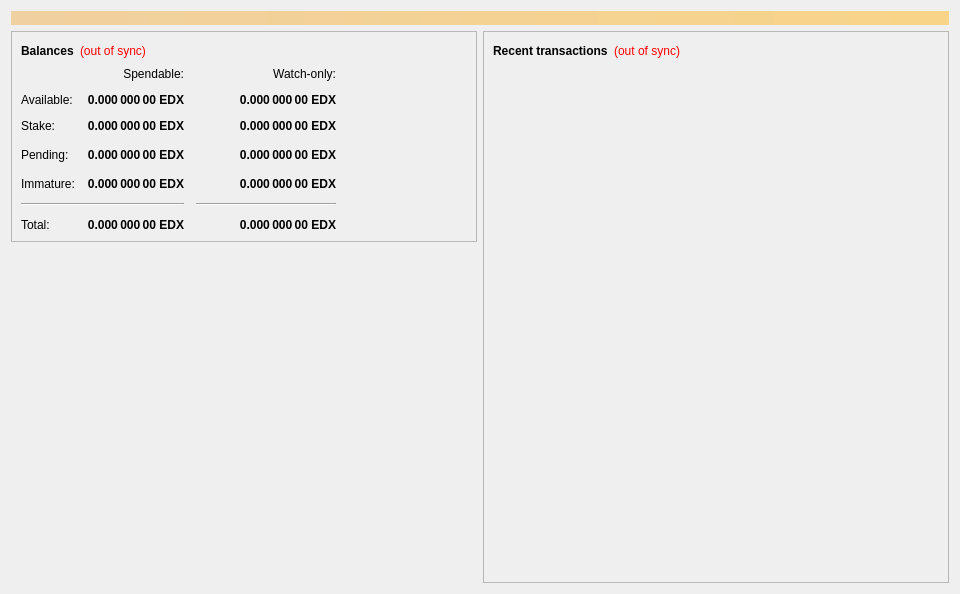
This is src/qt/forms/overviewpage.ui in SaltineChips/Aequitas_Network as Qt 5 draws it before an edit. The edited form follows.
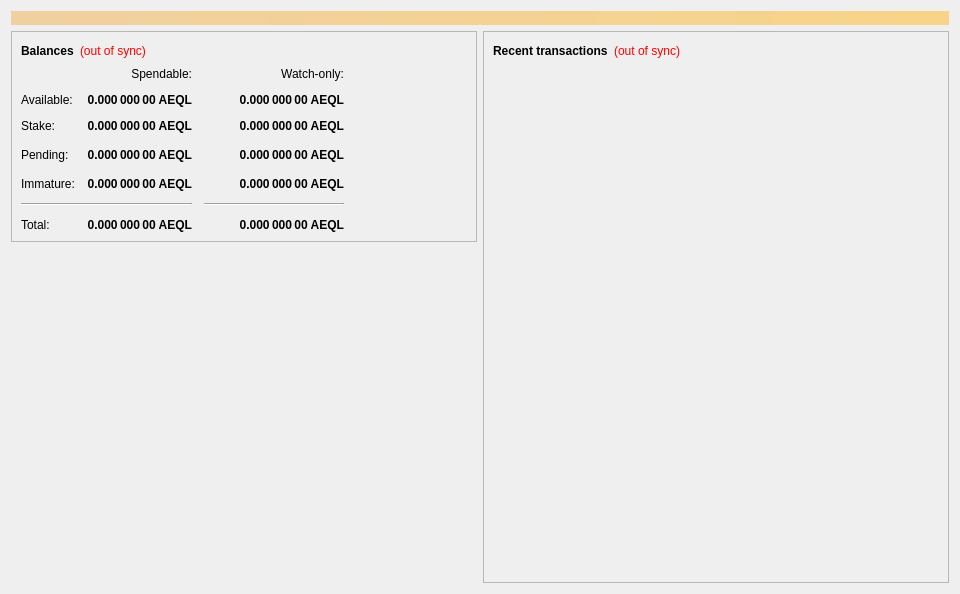
This is the edited form.

```diff
--- a/src/qt/forms/overviewpage.ui
+++ b/src/qt/forms/overviewpage.ui
@@ -121,7 +121,7 @@
                <string>Unconfirmed transactions to watch-only addresses</string>
               </property>
               <property name="text">
-               <string notr="true">0.000 000 00 EDX</string>
+               <string notr="true">0.000 000 00 AEQL</string>
               </property>
               <property name="alignment">
                <set>Qt::AlignRight|Qt::AlignTrailing|Qt::AlignVCenter</set>
@@ -146,7 +146,7 @@
                <string>Total of transactions that have yet to be confirmed, and do not yet count toward the spendable balance</string>
               </property>
               <property name="text">
-               <string notr="true">0.000 000 00 EDX</string>
+               <string notr="true">0.000 000 00 AEQL</string>
               </property>
               <property name="alignment">
                <set>Qt::AlignRight|Qt::AlignTrailing|Qt::AlignVCenter</set>
@@ -171,7 +171,7 @@
                <string>Mined balance in watch-only addresses that has not yet matured</string>
               </property>
               <property name="text">
-               <string notr="true">0.000 000 00 EDX</string>
+               <string notr="true">0.000 000 00 AEQL</string>
               </property>
               <property name="alignment">
                <set>Qt::AlignRight|Qt::AlignTrailing|Qt::AlignVCenter</set>
@@ -235,7 +235,7 @@
                <string>Mined balance that has not yet matured</string>
               </property>
               <property name="text">
-               <string notr="true">0.000 000 00 EDX</string>
+               <string notr="true">0.000 000 00 AEQL</string>
               </property>
               <property name="alignment">
                <set>Qt::AlignRight|Qt::AlignTrailing|Qt::AlignVCenter</set>
@@ -280,7 +280,7 @@
                <string>Your current total balance</string>
               </property>
               <property name="text">
-               <string notr="true">0.000 000 00 EDX</string>
+               <string notr="true">0.000 000 00 AEQL</string>
               </property>
               <property name="alignment">
                <set>Qt::AlignRight|Qt::AlignTrailing|Qt::AlignVCenter</set>
@@ -305,7 +305,7 @@
                <string>Current total balance in watch-only addresses</string>
               </property>
               <property name="text">
-               <string notr="true">0.000 000 00 EDX</string>
+               <string notr="true">0.000 000 00 AEQL</string>
               </property>
               <property name="alignment">
                <set>Qt::AlignRight|Qt::AlignTrailing|Qt::AlignVCenter</set>
@@ -347,7 +347,7 @@
                <string>Your current spendable balance</string>
               </property>
               <property name="text">
-               <string notr="true">0.000 000 00 EDX</string>
+               <string notr="true">0.000 000 00 AEQL</string>
               </property>
               <property name="alignment">
                <set>Qt::AlignRight|Qt::AlignTrailing|Qt::AlignVCenter</set>
@@ -379,7 +379,7 @@
                <string>Total of coins that was staked, and do not yet count toward the current balance</string>
               </property>
               <property name="text">
-               <string notr="true">0.000 000 00 EDX</string>
+               <string notr="true">0.000 000 00 AEQL</string>
               </property>
               <property name="alignment">
                <set>Qt::AlignRight|Qt::AlignTrailing|Qt::AlignVCenter</set>
@@ -404,7 +404,7 @@
                <string>Total of coins that was staked in watch-only addresses, and do not yet count toward the current watch-only balance</string>
               </property>
               <property name="text">
-               <string notr="true">0.000 000 00 EDX</string>
+               <string notr="true">0.000 000 00 AEQL</string>
               </property>
               <property name="alignment">
                <set>Qt::AlignRight|Qt::AlignTrailing|Qt::AlignVCenter</set>
@@ -429,7 +429,7 @@
                <string>Your current balance in watch-only addresses</string>
               </property>
               <property name="text">
-               <string notr="true">0.000 000 00 EDX</string>
+               <string notr="true">0.000 000 00 AEQL</string>
               </property>
               <property name="alignment">
                <set>Qt::AlignRight|Qt::AlignTrailing|Qt::AlignVCenter</set>
```
Left out of the diff: 4 changed lines with no effect on the pictures.
